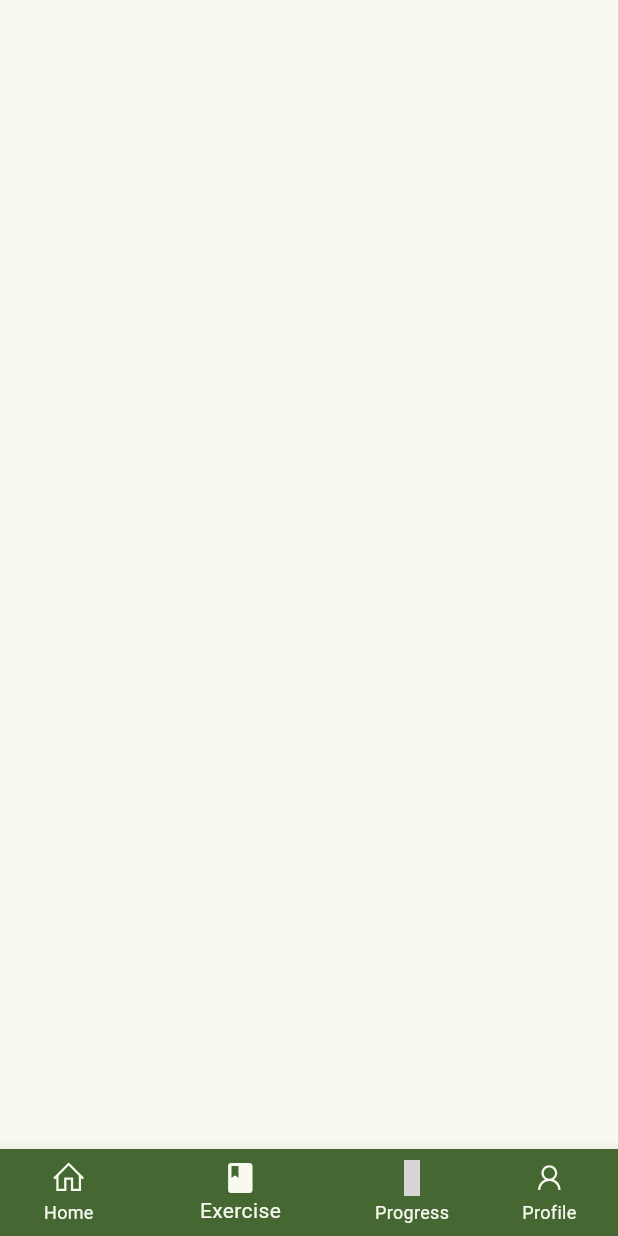
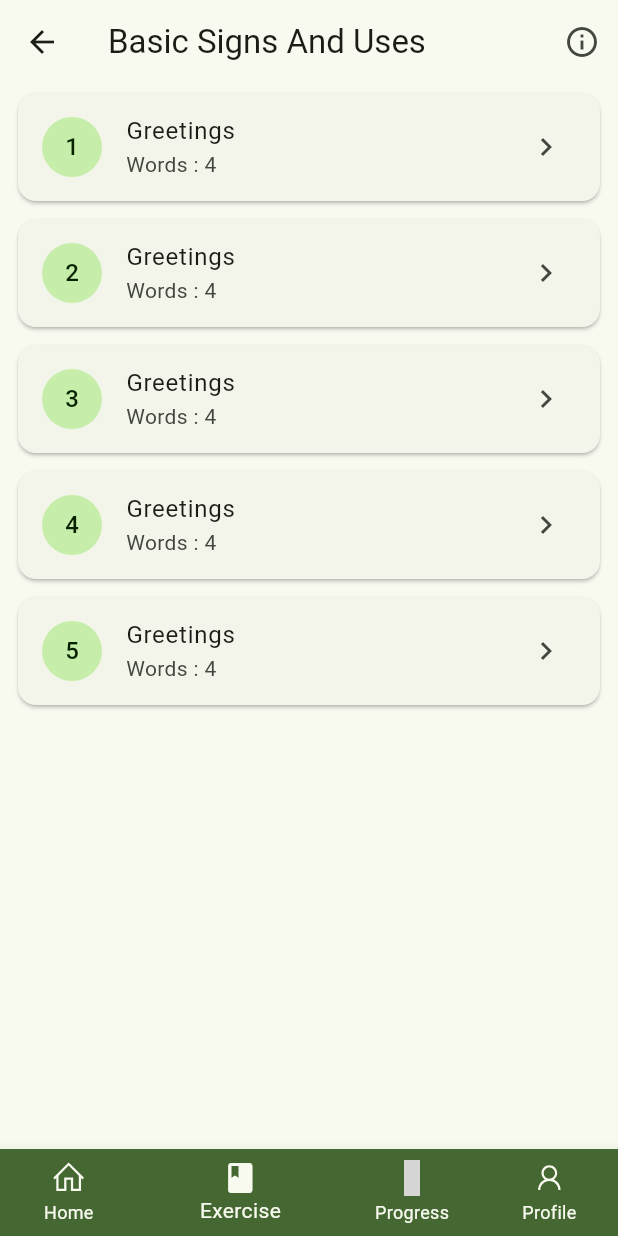
Before and after one commit to godstark82/sign_shala, a Flutter app: the Home screen opened by its route, item 2 of the bottom bar chosen, on a phone screen of 412 x 824 dp. Run offline on Flutter 3.47's test engine with Material 3 defaults, Android fonts, the phone set to English and light mode, and no system bars; our stand-ins replace bloc, dio, equatable, firebase_auth, firebase_core, flutter_bloc and 6 more; accounts and stored records are empty; grey boxes are pictures that could not be loaded.

```diff
--- /dev/null
+++ b/lib/features/home/data/models/course_model.dart
@@ -0,0 +1,40 @@
+class UnitModel {
+  final String name;
+  final String img;
+  final String description;
+  final List<LessonModel> lessons;
+  final List<QuizModel> quizes;
+
+  UnitModel(
+      {required this.name,
+      required this.description,
+      required this.img,
+      required this.lessons,
+      required this.quizes});
+}
+
+class LessonModel {
+  final String name;
+  final String? img;
+  final String? videoUrl;
+  final String desc;
+
+  LessonModel({
+    required this.name,
+    this.img,
+    this.videoUrl,
+    required this.desc,
+  });
+}
+
+class QuizModel {
+  final String question;
+  final String img;
+  final List<String> options;
+
+  QuizModel({
+    required this.question,
+    required this.img,
+    required this.options,
+  });
+}
--- /dev/null
+++ b/lib/features/home/presentation/pages/course_page.dart
@@ -0,0 +1,94 @@
+import 'package:flutter/material.dart';
+import 'package:get/get.dart';
+import 'package:sign_shala/features/home/data/models/course_model.dart';
+import 'package:sign_shala/features/home/presentation/pages/unit_page.dart';
+
+class CoursePage extends StatelessWidget {
+  const CoursePage({super.key});
+
+  @override
+  Widget build(BuildContext context) {
+    const String img =
+        'https://www.google.com/url?sa=i&url=https%3A%2F%2Fwww.vecteezy.com%2Ffree-vector%2Fsign-language&psig=AOvVaw3TTX1Xuqwwa8IoG8_cZjOE&ust=1725460492866000&source=images&cd=vfe&opi=89978449&ved=0CBQQjRxqFwoTCNDS_K__pogDFQAAAAAdAAAAABAE';
+    final List<QuizModel> quizes = [
+      QuizModel(
+          question: 'What does this sign says ?',
+          img: 'img',
+          options: ['A', 'B', 'C', 'D']),
+      QuizModel(
+          question: 'What does this sign says ?',
+          img: 'img',
+          options: ['A', 'B', 'C', 'D']),
+      QuizModel(
+          question: 'What does this sign says ?',
+          img: 'img',
+          options: ['A', 'B', 'C', 'D']),
+      QuizModel(
+          question: 'What does this sign says ?',
+          img: 'img',
+          options: ['A', 'B', 'C', 'D'])
+    ];
+    final List<LessonModel> lessons = [
+      LessonModel(name: 'Hello', desc: 'Hello in Sign Language'),
+      LessonModel(name: 'Hello', desc: 'Hello in Sign Language'),
+      LessonModel(name: 'Hello', desc: 'Hello in Sign Language'),
+      LessonModel(name: 'Hello', desc: 'Hello in Sign Language'),
+    ];
+    final List<UnitModel> units = [
+      UnitModel(
+          name: 'Greetings',
+          description: 'In this Unit we will be learning about greetings',
+          img: img,
+          lessons: lessons,
+          quizes: quizes),
+      UnitModel(
+          name: 'Greetings',
+          description: 'In this Unit we will be learning about greetings',
+          img: img,
+          lessons: lessons,
+          quizes: quizes),
+      UnitModel(
+          name: 'Greetings',
+          description: 'In this Unit we will be learning about greetings',
+          img: img,
+          lessons: lessons,
+          quizes: quizes),
+      UnitModel(
+          name: 'Greetings',
+          description: 'In this Unit we will be learning about greetings',
+          img: img,
+          lessons: lessons,
+          quizes: quizes),
+      UnitModel(
+          name: 'Greetings',
+          description: 'In this Unit we will be learning about greetings',
+          img: img,
+          lessons: lessons,
+          quizes: quizes),
+    ];
+    return Scaffold(
+      appBar: AppBar(title: Text('Basic Signs And Uses'), actions: [
+        IconButton(
+            onPressed: () {},
+            icon: Icon(Icons.info_outline),
+            tooltip: 'Course Info')
+      ]),
+      body: ListView.builder(
+          itemCount: units.length,
+          itemBuilder: (context, index) {
+            return Card(
+              margin: EdgeInsets.symmetric(horizontal: 12, vertical: 6),
+              child: ListTile(
+                onTap: () {
+                  Get.to(() => UnitPage(unit: units[index]));
+                },
+                leading: CircleAvatar(child: Text('${index + 1}')),
+                title: Text(units[index].name),
+                subtitle: Text('Words : ${units[index].lessons.length}'),
+                trailing: Icon(Icons.chevron_right),
+              ),
+            );
+          }),
+    );
+  }
+}
--- a/lib/features/home/presentation/pages/home.dart
+++ b/lib/features/home/presentation/pages/home.dart
@@ -1,5 +1,6 @@
 import 'package:flutter/material.dart';
 import 'package:line_icons/line_icons.dart';
+import 'package:sign_shala/features/home/presentation/pages/course_page.dart';
 import 'package:sign_shala/features/home/presentation/pages/home_screen.dart';
 import 'package:sign_shala/features/home/presentation/pages/rank_page.dart';
 
@@ -15,7 +16,7 @@ class Home extends StatefulWidget {
 class _HomeState extends State<Home> {
   final List<Widget> screens = [
     HomeScreen(),
-    SizedBox(),
+    CoursePage(),
     RankPage(),
     ProfilePage(),
   ];
--- a/pubspec.yaml
+++ b/pubspec.yaml
@@ -1,7 +1,7 @@
 name: sign_shala
 description: "A new Flutter project."
 publish_to: "none"
-version: 0.1.0+4
+version: 0.1.0+5
 
 environment:
   sdk: ^3.5.0
```
Also changed, not shown: lib/features/home/presentation/pages/lesson_page.dart (added, +51 -0 lines), lib/features/home/presentation/pages/quiz_page.dart (added, +12 -0 lines), lib/features/home/presentation/pages/unit_page.dart (added, +59 -0 lines), 1 other file.
